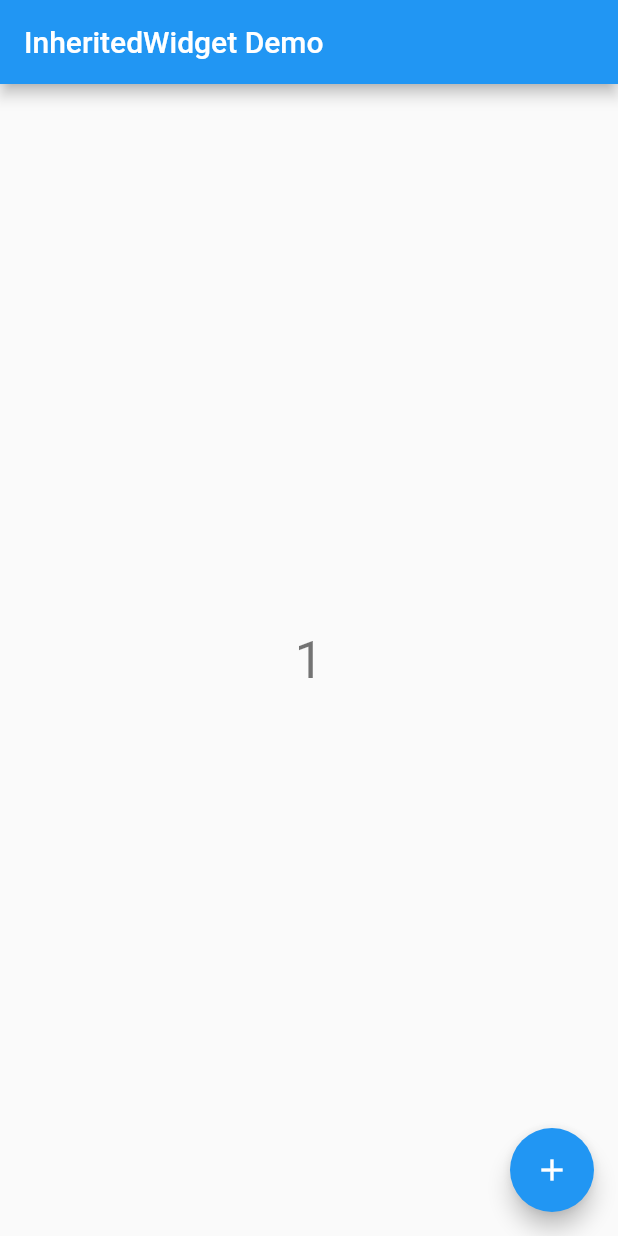
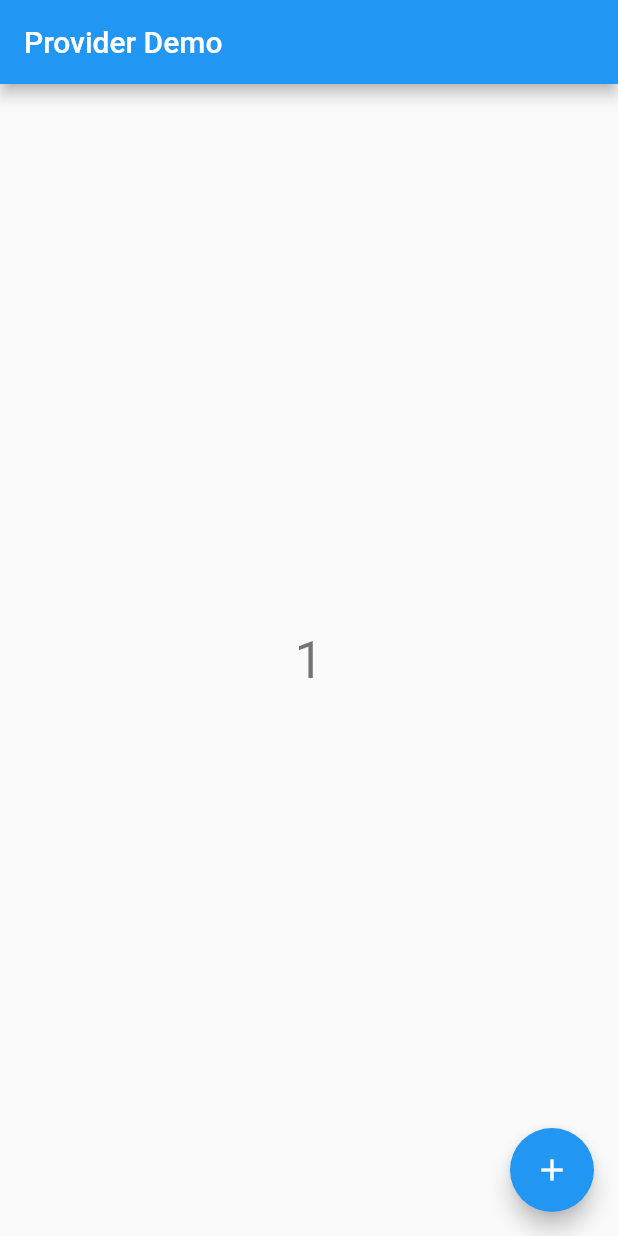
Before and after one commit to HighLiuk/flutter-state-management, a Flutter app: the screen it shows after launch, after a tap on the "add" icon, on a phone screen of 412 x 824 dp. Run offline on Flutter 3.47's test engine with Material 2 defaults, Android fonts, the phone set to English and light mode, and no system bars.

Commit message:
♻️ Provider Refactor

```diff
--- a/lib/counter/button.dart
+++ b/lib/counter/button.dart
@@ -1,25 +1,16 @@
 import 'package:flutter/material.dart';
-import 'package:inherited_widget/state/state_inherited_widget.dart';
-import 'package:inherited_widget/state/state_widget_state.dart';
+import 'package:inherited_widget/state/core_state.dart';
+import 'package:inherited_widget/state/provider.dart';
 
-class Button extends StatefulWidget {
+class Button extends StatelessWidget {
   const Button({super.key});
 
   @override
-  State<Button> createState() => _ButtonState();
-}
+  Widget build(BuildContext context) {
+    final CoreState state = StateProvider.of(context);
 
-class _ButtonState extends State<Button> {
-  StateWidgetState get provider => StateInheritedWidget.of(context);
-
-  void _incrementCounter() {
-    provider.incrementCounter();
-  }
-
-  @override
-  Widget build(BuildContext context) {
     return FloatingActionButton(
-      onPressed: _incrementCounter,
+      onPressed: state.incrementCounter,
       tooltip: 'Increment',
       child: const Icon(Icons.add),
     );
--- a/lib/counter/counter.dart
+++ b/lib/counter/counter.dart
@@ -9,7 +9,7 @@ class Counter extends StatelessWidget {
   Widget build(BuildContext context) {
     return Scaffold(
       appBar: AppBar(
-        title: const Text('InheritedWidget Demo'),
+        title: const Text('Provider Demo'),
       ),
       body: const Center(
         child: Display(),
--- a/lib/counter/display.dart
+++ b/lib/counter/display.dart
@@ -1,21 +1,19 @@
 import 'package:flutter/material.dart';
-import 'package:inherited_widget/state/state_inherited_widget.dart';
+import 'package:inherited_widget/state/core_state.dart';
+import 'package:provider/provider.dart';
 
-class Display extends StatefulWidget {
+class Display extends StatelessWidget {
   const Display({super.key});
 
   @override
-  State<Display> createState() => _DisplayState();
-}
-
-class _DisplayState extends State<Display> {
-  int get count => StateInheritedWidget.of(context).state.counter;
-
-  @override
   Widget build(BuildContext context) {
-    return Text(
-      '$count',
-      style: Theme.of(context).textTheme.headlineMedium,
+    return Consumer<CoreState>(
+      builder: (context, state, child) {
+        return Text(
+          '${state.counter}',
+          style: Theme.of(context).textTheme.headlineMedium,
+        );
+      },
     );
   }
 }
--- a/lib/main.dart
+++ b/lib/main.dart
@@ -1,6 +1,6 @@
 import 'package:flutter/material.dart';
 import 'package:inherited_widget/counter/counter.dart';
-import 'package:inherited_widget/state/state_widget.dart';
+import 'package:inherited_widget/state/provider.dart';
 
 void main() {
   runApp(const MyApp());
@@ -11,9 +11,9 @@ class MyApp extends StatelessWidget {
 
   @override
   Widget build(BuildContext context) {
-    return StateWidget(
+    return StateProvider(
       child: MaterialApp(
-        title: 'InheritedWidget Demo',
+        title: 'Provider Demo',
         theme: ThemeData(
           primarySwatch: Colors.blue,
         ),
--- a/lib/state/core_state.dart
+++ b/lib/state/core_state.dart
@@ -1,26 +1,13 @@
-class CoreState {
-  final int counter;
+import 'package:flutter/material.dart';
 
-  const CoreState({
-    this.counter = 0,
-  });
+class CoreState extends ChangeNotifier {
+  int _count = 0;
 
-  @override
-  bool operator ==(Object other) {
-    return identical(this, other) ||
-        other is CoreState &&
-            runtimeType == other.runtimeType &&
-            counter == other.counter;
-  }
+  int get counter => _count;
 
-  @override
-  int get hashCode => counter.hashCode;
+  void incrementCounter() {
+    _count++;
 
-  CoreState copy({
-    int? counter,
-  }) {
-    return CoreState(
-      counter: counter ?? this.counter,
-    );
+    notifyListeners();
   }
 }
--- /dev/null
+++ b/lib/state/provider.dart
@@ -0,0 +1,27 @@
+import 'package:flutter/material.dart';
+import 'package:inherited_widget/state/core_state.dart';
+import 'package:provider/provider.dart';
+
+class StateProvider extends StatelessWidget {
+  final Widget child;
+
+  const StateProvider({
+    super.key,
+    required this.child,
+  });
+
+  static CoreState of(BuildContext context) {
+    return Provider.of<CoreState>(
+      context,
+      listen: false,
+    );
+  }
+
+  @override
+  Widget build(BuildContext context) {
+    return ChangeNotifierProvider<CoreState>(
+      create: (context) => CoreState(),
+      child: child,
+    );
+  }
+}
--- a/lib/state/state_inherited_widget.dart
+++ /dev/null
@@ -1,26 +0,0 @@
-import 'package:flutter/material.dart';
-import 'package:inherited_widget/state/core_state.dart';
-import 'package:inherited_widget/state/state_widget_state.dart';
-
-class StateInheritedWidget extends InheritedWidget {
-  final CoreState state;
-  final StateWidgetState stateWidget;
-
-  const StateInheritedWidget({
-    super.key,
-    required this.state,
-    required this.stateWidget,
-    required super.child,
-  });
-
-  static StateWidgetState of(BuildContext context) {
-    return context
-        .dependOnInheritedWidgetOfExactType<StateInheritedWidget>()!
-        .stateWidget;
-  }
-
-  @override
-  bool updateShouldNotify(StateInheritedWidget oldWidget) {
-    return state != oldWidget.state;
-  }
-}
--- a/lib/state/state_widget.dart
+++ /dev/null
@@ -1,14 +0,0 @@
-import 'package:flutter/material.dart';
-import 'package:inherited_widget/state/state_widget_state.dart';
-
-class StateWidget extends StatefulWidget {
-  final Widget child;
-
-  const StateWidget({
-    super.key,
-    required this.child,
-  });
-
-  @override
-  State<StateWidget> createState() => StateWidgetState();
-}
--- a/lib/state/state_widget_state.dart
+++ /dev/null
@@ -1,25 +0,0 @@
-import 'package:flutter/material.dart';
-import 'package:inherited_widget/state/core_state.dart';
-import 'package:inherited_widget/state/state_inherited_widget.dart';
-import 'package:inherited_widget/state/state_widget.dart';
-
-class StateWidgetState extends State<StateWidget> {
-  CoreState state = const CoreState();
-
-  void incrementCounter() {
-    setState(() {
-      state = state.copy(
-        counter: state.counter + 1,
-      );
-    });
-  }
-
-  @override
-  Widget build(BuildContext context) {
-    return StateInheritedWidget(
-      state: state,
-      stateWidget: this,
-      child: widget.child,
-    );
-  }
-}
--- a/pubspec.yaml
+++ b/pubspec.yaml
@@ -35,6 +35,8 @@ dependencies:
   # The following adds the Cupertino Icons font to your application.
   # Use with the CupertinoIcons class for iOS style icons.
   cupertino_icons: ^1.0.2
+
+  provider: ^6.0.5
 
 dev_dependencies:
   flutter_test:
```
Also changed, not shown: pubspec.lock.
